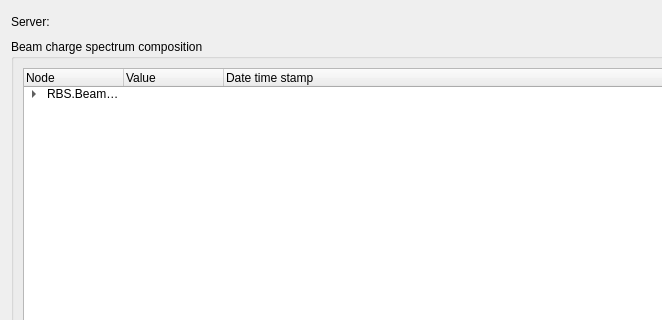
Qt form opcuaclientdialog.ui (MichaelColonel/BeamComposition-Linux) before a commit; both pictures show x 0 to 662 and y 0 to 320 of the 899 by 561 pixel window.
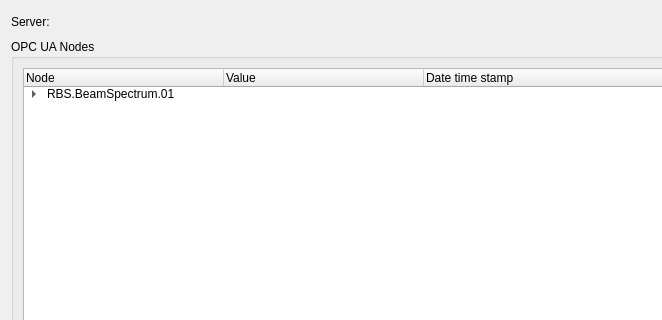
The same form after that commit.

What changed in the file:
```diff
--- a/opcuaclientdialog.ui
+++ b/opcuaclientdialog.ui
@@ -56,11 +56,14 @@
      <item row="1" column="0" colspan="4">
       <widget class="QGroupBox" name="groupBox">
        <property name="title">
-        <string>Beam charge spectrum composition</string>
+        <string>OPC UA Nodes</string>
        </property>
        <layout class="QGridLayout" name="gridLayout_3">
         <item row="0" column="0">
          <widget class="QTreeWidget" name="treeWidget">
+          <attribute name="headerDefaultSectionSize">
+           <number>200</number>
+          </attribute>
           <column>
            <property name="text">
             <string>Node</string>
```
Left out of the diff: 2 changed lines with no effect on the pictures.
